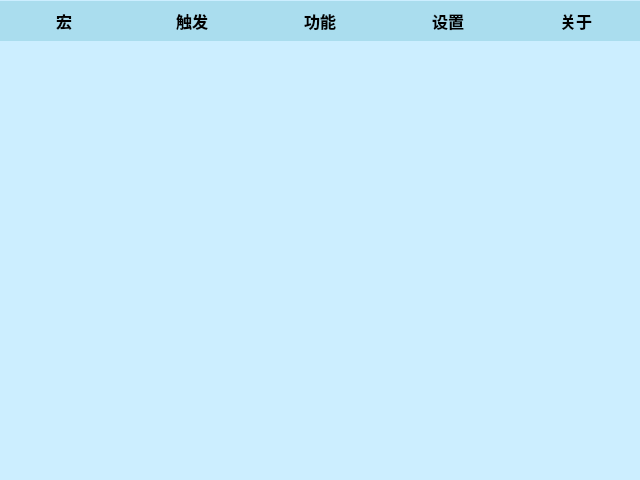
This is .ui/MainUi.ui in hongliangdu/Quickinput as Qt 5 draws it before an edit. The edited form follows.
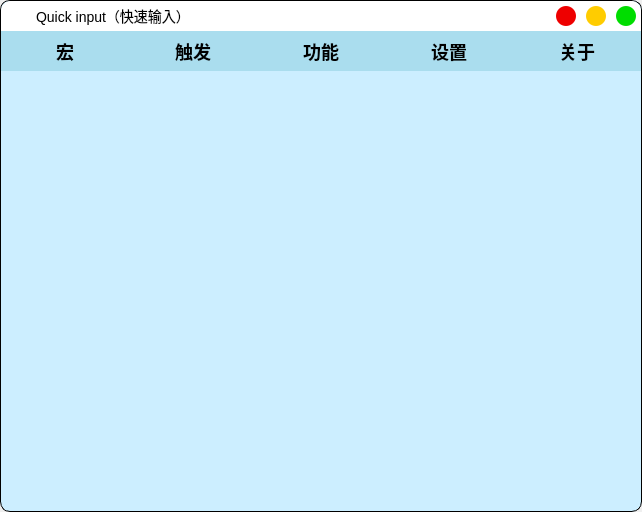
This is the edited form. Icons and pictures are not drawn.

What changed in the file:
```diff
--- a/.ui/MainUi.ui
+++ b/.ui/MainUi.ui
@@ -9,20 +9,26 @@
    <rect>
     <x>0</x>
     <y>0</y>
-    <width>640</width>
-    <height>480</height>
+    <width>642</width>
+    <height>512</height>
    </rect>
   </property>
+  <property name="sizePolicy">
+   <sizepolicy hsizetype="Fixed" vsizetype="Fixed">
+    <horstretch>0</horstretch>
+    <verstretch>0</verstretch>
+   </sizepolicy>
+  </property>
   <property name="minimumSize">
    <size>
-    <width>640</width>
-    <height>480</height>
+    <width>642</width>
+    <height>512</height>
    </size>
   </property>
   <property name="maximumSize">
    <size>
-    <width>640</width>
-    <height>480</height>
+    <width>642</width>
+    <height>512</height>
    </size>
   </property>
   <property name="cursor">
@@ -45,24 +51,226 @@
    <bool>false</bool>
   </property>
   <property name="styleSheet">
-   <string notr="true">Background-color:#CEF;</string>
+   <string notr="true"/>
   </property>
   <property name="animated">
    <bool>true</bool>
   </property>
-  <widget class="QWidget" name="centralwidget">
-   <widget class="QWidget" name="horizontalLayoutWidget">
-    <property name="geometry">
-     <rect>
-      <x>0</x>
-      <y>0</y>
-      <width>640</width>
-      <height>42</height>
-     </rect>
-    </property>
-    <layout class="QHBoxLayout" name="horizontalLayout" stretch="0,0,0,0,0">
+  <widget class="QWidget" name="client">
+   <property name="styleSheet">
+    <string notr="true">#client{background-color:#CEF;border:1px solid black;border-radius:10px;}</string>
+   </property>
+   <layout class="QVBoxLayout" name="clientBox">
      <property name="spacing">
       <number>0</number>
+    </property>
+    <property name="leftMargin">
+     <number>1</number>
+    </property>
+    <property name="topMargin">
+     <number>1</number>
+    </property>
+    <property name="rightMargin">
+     <number>1</number>
+    </property>
+    <property name="bottomMargin">
+     <number>1</number>
+    </property>
+    <item>
+     <widget class="QWidget" name="title" native="true">
+      <property name="minimumSize">
+       <size>
+        <width>0</width>
+        <height>30</height>
+       </size>
+      </property>
+      <property name="maximumSize">
+       <size>
+        <width>16777215</width>
+        <height>30</height>
+       </size>
+      </property>
+      <property name="styleSheet">
+       <string notr="true">background-color:white;border-top-left-radius:10px;border-top-right-radius:10px;</string>
+      </property>
+      <layout class="QHBoxLayout" name="horizontalLayout">
+       <property name="spacing">
+        <number>10</number>
+       </property>
+       <property name="leftMargin">
+        <number>5</number>
+       </property>
+       <property name="topMargin">
+        <number>5</number>
+       </property>
+       <property name="rightMargin">
+        <number>5</number>
+       </property>
+       <property name="bottomMargin">
+        <number>5</number>
+       </property>
+       <item>
+        <widget class="QLabel" name="lbIcon">
+         <property name="sizePolicy">
+          <sizepolicy hsizetype="Maximum" vsizetype="Maximum">
+           <horstretch>0</horstretch>
+           <verstretch>0</verstretch>
+          </sizepolicy>
+         </property>
+         <property name="minimumSize">
+          <size>
+           <width>20</width>
+           <height>20</height>
+          </size>
+         </property>
+         <property name="mouseTracking">
+          <bool>true</bool>
+         </property>
+         <property name="styleSheet">
+          <string notr="true">background:none;border-image:url(:/icon.png);</string>
+         </property>
+         <property name="text">
+          <string/>
+         </property>
+        </widget>
+       </item>
+       <item>
+        <widget class="QLabel" name="lbTitle">
+         <property name="maximumSize">
+          <size>
+           <width>16777215</width>
+           <height>20</height>
+          </size>
+         </property>
+         <property name="mouseTracking">
+          <bool>true</bool>
+         </property>
+         <property name="styleSheet">
+          <string notr="true">background:none;font-family:&quot;Microsoft YaHei&quot;;
+font-size:14px;</string>
+         </property>
+         <property name="text">
+          <string>Quick input（快速输入）</string>
+         </property>
+        </widget>
+       </item>
+       <item>
+        <spacer name="titleSpacer">
+         <property name="orientation">
+          <enum>Qt::Horizontal</enum>
+         </property>
+         <property name="sizeHint" stdset="0">
+          <size>
+           <width>0</width>
+           <height>0</height>
+          </size>
+         </property>
+        </spacer>
+       </item>
+       <item>
+        <widget class="QPushButton" name="bnClose">
+         <property name="sizePolicy">
+          <sizepolicy hsizetype="Maximum" vsizetype="Maximum">
+           <horstretch>30</horstretch>
+           <verstretch>20</verstretch>
+          </sizepolicy>
+         </property>
+         <property name="minimumSize">
+          <size>
+           <width>20</width>
+           <height>20</height>
+          </size>
+         </property>
+         <property name="focusPolicy">
+          <enum>Qt::ClickFocus</enum>
+         </property>
+         <property name="styleSheet">
+          <string notr="true">QPushButton{background-color:#E00;width:20px;height:20px;border-radius:10px;}
+QPushButton:hover{background-color:#C00;}</string>
+         </property>
+         <property name="text">
+          <string/>
+         </property>
+        </widget>
+       </item>
+       <item>
+        <widget class="QPushButton" name="bnHide">
+         <property name="sizePolicy">
+          <sizepolicy hsizetype="Maximum" vsizetype="Maximum">
+           <horstretch>30</horstretch>
+           <verstretch>20</verstretch>
+          </sizepolicy>
+         </property>
+         <property name="minimumSize">
+          <size>
+           <width>20</width>
+           <height>20</height>
+          </size>
+         </property>
+         <property name="focusPolicy">
+          <enum>Qt::ClickFocus</enum>
+         </property>
+         <property name="styleSheet">
+          <string notr="true">QPushButton{background-color:#FC0;width:20px;height:20px;border-radius:10px;}
+QPushButton:hover{background-color:#DA0;}</string>
+         </property>
+         <property name="text">
+          <string/>
+         </property>
+        </widget>
+       </item>
+       <item>
+        <widget class="QPushButton" name="bnMin">
+         <property name="sizePolicy">
+          <sizepolicy hsizetype="Maximum" vsizetype="Maximum">
+           <horstretch>30</horstretch>
+           <verstretch>20</verstretch>
+          </sizepolicy>
+         </property>
+         <property name="minimumSize">
+          <size>
+           <width>20</width>
+           <height>20</height>
+          </size>
+         </property>
+         <property name="focusPolicy">
+          <enum>Qt::ClickFocus</enum>
+         </property>
+         <property name="styleSheet">
+          <string notr="true">QPushButton{background-color:#0D0;width:20px;height:20px;border-radius:10px;}
+QPushButton:hover{background-color:#0B0}</string>
+         </property>
+         <property name="text">
+          <string/>
+         </property>
+        </widget>
+       </item>
+      </layout>
+     </widget>
+    </item>
+    <item>
+     <widget class="QWidget" name="menuBox" native="true">
+      <property name="minimumSize">
+       <size>
+        <width>0</width>
+        <height>40</height>
+       </size>
+      </property>
+      <property name="maximumSize">
+       <size>
+        <width>16777215</width>
+        <height>40</height>
+       </size>
+      </property>
+      <property name="styleSheet">
+       <string notr="true">background-color:#CEF;</string>
+      </property>
+      <layout class="QHBoxLayout" name="menuBoxBox" stretch="0,0,0,0,0">
+       <property name="spacing">
+        <number>0</number>
+       </property>
+       <property name="sizeConstraint">
+        <enum>QLayout::SetMaximumSize</enum>
      </property>
      <property name="leftMargin">
       <number>0</number>
@@ -82,27 +290,15 @@
         <bool>true</bool>
        </property>
        <property name="sizePolicy">
-        <sizepolicy hsizetype="Minimum" vsizetype="Minimum">
+          <sizepolicy hsizetype="Preferred" vsizetype="Preferred">
          <horstretch>0</horstretch>
          <verstretch>0</verstretch>
         </sizepolicy>
        </property>
-       <property name="minimumSize">
-        <size>
-         <width>0</width>
-         <height>40</height>
-        </size>
-       </property>
-       <property name="maximumSize">
-        <size>
-         <width>16777215</width>
-         <height>40</height>
-        </size>
-       </property>
        <property name="font">
         <font>
-         <family>微软雅黑</family>
-         <pointsize>12</pointsize>
+           <family>Microsoft YaHei</family>
+           <pointsize>-1</pointsize>
          <weight>75</weight>
          <bold>true</bold>
         </font>
@@ -117,7 +313,7 @@
         <enum>Qt::ClickFocus</enum>
        </property>
        <property name="styleSheet">
-        <string notr="true">QPushButton{background-color: #ADE;border:none;}
+          <string notr="true">QPushButton{background-color: #ADE;border:none;font-family:&quot;Microsoft YaHei&quot;;font-size:18px;}
 QPushButton:hover{background-color: #C0E2F2;}</string>
        </property>
        <property name="text">
@@ -128,27 +324,15 @@
      <item>
       <widget class="QPushButton" name="bnTrigger">
        <property name="sizePolicy">
-        <sizepolicy hsizetype="Minimum" vsizetype="Minimum">
+          <sizepolicy hsizetype="Preferred" vsizetype="Preferred">
          <horstretch>0</horstretch>
          <verstretch>0</verstretch>
         </sizepolicy>
        </property>
-       <property name="minimumSize">
-        <size>
-         <width>0</width>
-         <height>40</height>
-        </size>
-       </property>
-       <property name="maximumSize">
-        <size>
-         <width>16777215</width>
-         <height>40</height>
-        </size>
-       </property>
        <property name="font">
         <font>
-         <family>微软雅黑</family>
-         <pointsize>12</pointsize>
+           <family>Microsoft YaHei</family>
+           <pointsize>-1</pointsize>
          <weight>75</weight>
          <bold>true</bold>
         </font>
@@ -160,7 +344,7 @@
         <enum>Qt::ClickFocus</enum>
        </property>
        <property name="styleSheet">
-        <string notr="true">QPushButton{background-color: #ADE;border:none;}
+          <string notr="true">QPushButton{background-color: #ADE;border:none;font-family:&quot;Microsoft YaHei&quot;;font-size:18px;}
 QPushButton:hover{background-color: #C0E2F2;}</string>
        </property>
        <property name="text">
@@ -171,27 +355,15 @@
      <item>
       <widget class="QPushButton" name="bnFunc">
        <property name="sizePolicy">
-        <sizepolicy hsizetype="Minimum" vsizetype="Minimum">
+          <sizepolicy hsizetype="Preferred" vsizetype="Preferred">
          <horstretch>0</horstretch>
          <verstretch>0</verstretch>
         </sizepolicy>
        </property>
-       <property name="minimumSize">
-        <size>
-         <width>0</width>
-         <height>40</height>
-        </size>
-       </property>
-       <property name="maximumSize">
-        <size>
-         <width>16777215</width>
-         <height>40</height>
-        </size>
-       </property>
        <property name="font">
         <font>
-         <family>微软雅黑</family>
-         <pointsize>12</pointsize>
+           <family>Microsoft YaHei</family>
+           <pointsize>-1</pointsize>
          <weight>75</weight>
          <bold>true</bold>
         </font>
@@ -203,7 +375,7 @@
         <enum>Qt::ClickFocus</enum>
        </property>
        <property name="styleSheet">
-        <string notr="true">QPushButton{background-color: #ADE;border:none;}
+          <string notr="true">QPushButton{background-color: #ADE;border:none;font-family:&quot;Microsoft YaHei&quot;;font-size:18px;}
 QPushButton:hover{background-color: #C0E2F2;}</string>
        </property>
        <property name="text">
@@ -214,27 +386,15 @@
      <item>
       <widget class="QPushButton" name="bnSettings">
        <property name="sizePolicy">
-        <sizepolicy hsizetype="Minimum" vsizetype="Minimum">
+          <sizepolicy hsizetype="Preferred" vsizetype="Preferred">
          <horstretch>0</horstretch>
          <verstretch>0</verstretch>
         </sizepolicy>
        </property>
-       <property name="minimumSize">
-        <size>
-         <width>0</width>
-         <height>40</height>
-        </size>
-       </property>
-       <property name="maximumSize">
-        <size>
-         <width>16777215</width>
-         <height>40</height>
-        </size>
-       </property>
        <property name="font">
         <font>
-         <family>微软雅黑</family>
-         <pointsize>12</pointsize>
+           <family>Microsoft YaHei</family>
+           <pointsize>-1</pointsize>
          <weight>75</weight>
          <bold>true</bold>
         </font>
@@ -246,7 +406,7 @@
         <enum>Qt::ClickFocus</enum>
        </property>
        <property name="styleSheet">
-        <string notr="true">QPushButton{background-color: #ADE;border:none;}
+          <string notr="true">QPushButton{background-color: #ADE;border:none;font-family:&quot;Microsoft YaHei&quot;;font-size:18px;}
 QPushButton:hover{background-color: #C0E2F2;}</string>
        </property>
        <property name="text">
@@ -257,27 +417,15 @@
      <item>
       <widget class="QPushButton" name="bnAbout">
        <property name="sizePolicy">
-        <sizepolicy hsizetype="Minimum" vsizetype="Minimum">
+          <sizepolicy hsizetype="Preferred" vsizetype="Preferred">
          <horstretch>0</horstretch>
          <verstretch>0</verstretch>
         </sizepolicy>
        </property>
-       <property name="minimumSize">
-        <size>
-         <width>0</width>
-         <height>40</height>
-        </size>
-       </property>
-       <property name="maximumSize">
-        <size>
-         <width>16777215</width>
-         <height>40</height>
-        </size>
-       </property>
        <property name="font">
         <font>
-         <family>微软雅黑</family>
-         <pointsize>12</pointsize>
+           <family>Microsoft YaHei</family>
+           <pointsize>-1</pointsize>
          <weight>75</weight>
          <bold>true</bold>
         </font>
@@ -289,7 +437,7 @@
         <enum>Qt::ClickFocus</enum>
        </property>
        <property name="styleSheet">
-        <string notr="true">QPushButton{background-color: #ADE;border:none;}
+          <string notr="true">QPushButton{background-color: #ADE;border:none;font-family:&quot;Microsoft YaHei&quot;;font-size:18px;}
 QPushButton:hover{background-color: #C0E2F2;}</string>
        </property>
        <property name="text">
@@ -299,6 +447,21 @@
      </item>
     </layout>
    </widget>
+    </item>
+    <item>
+     <spacer name="verticalSpacer">
+      <property name="orientation">
+       <enum>Qt::Vertical</enum>
+      </property>
+      <property name="sizeHint" stdset="0">
+       <size>
+        <width>637</width>
+        <height>466</height>
+       </size>
+      </property>
+     </spacer>
+    </item>
+   </layout>
   </widget>
  </widget>
  <resources>
```
Left out of the diff: 2 changed lines with no effect on the pictures. Lines whose indentation alone changed are shown as unchanged.
